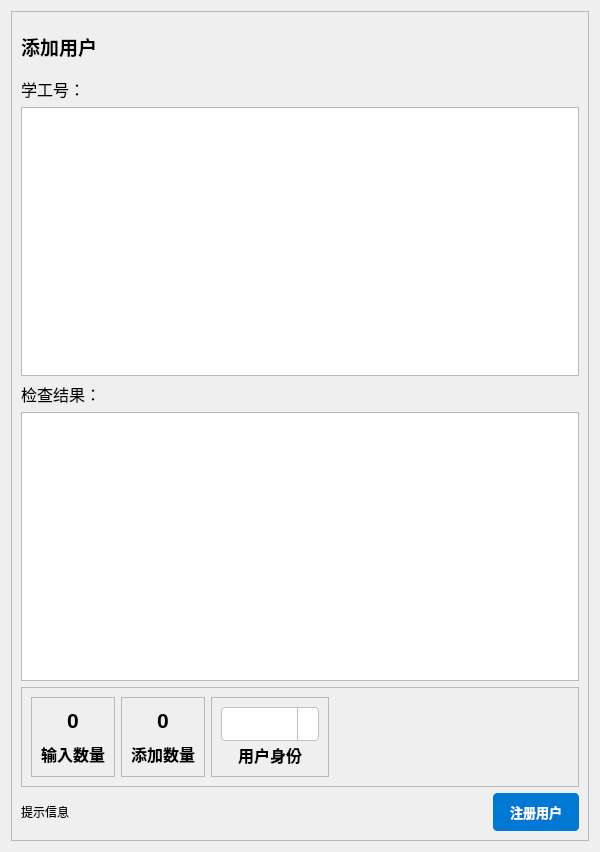
First picture: the form in view/RegisterCenter/registernewuser.ui, repository JunWang666/LabNexus, before the edit.
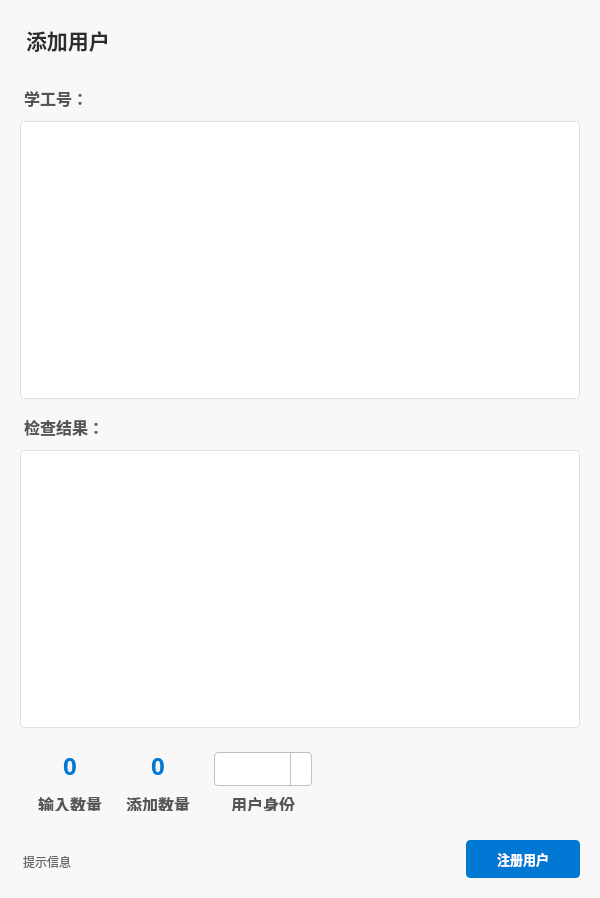
Second picture: the form after the edit. Icons and pictures are not drawn.

Commit message: [优化] 用户注册：统一密码加密处理，调整批量创建与有效性检查参数命名，完善界面样式与布局，提升交互体验

```diff
--- a/view/RegisterCenter/registernewuser.ui
+++ b/view/RegisterCenter/registernewuser.ui
@@ -7,12 +7,203 @@
                 <x>0</x>
                 <y>0</y>
                 <width>600</width>
-                <height>852</height>
+                <height>898</height>
             </rect>
         </property>
         <property name="windowTitle">
             <string>RegisterNewUser</string>
         </property>
+        <property name="styleSheet">
+            <string notr="true">
+                QWidget {
+                font-family: &quot;Segoe UI Variable&quot;, &quot;Microsoft YaHei UI&quot;, sans-serif;
+                font-size: 10pt;
+                color: #333333; /* 默认深灰色文本 */
+                background-color: #F8F8F8; /* 整体浅灰色背景，比纯白更柔和 */
+                }
+
+                /* --- 顶层框架背景色 (如果需要) --- */
+                /* 如果希望整个窗口有一个明确的背景色，可以在这里设置 */
+                QWidget#view__RegisterCenter__RegisterNewUser {
+                background-color: white; /* 整个注册界面的主背景色设为白色，突出内容 */
+                border-radius: 8px; /* 可以给主窗口一个更大的圆角 */
+                }
+                QLabel{
+                background-color: transparent;
+                }
+
+
+                QLabel#label { /* 添加用户标题 */
+                font-size: 16pt;
+                font-weight: bold;
+                color: #2D2D2D; /* 更深的标题色 */
+                margin-bottom: 10px; /* 标题下方留白 */
+                }
+
+                QLabel#label_2, QLabel#label_3, QLabel#label_4, QLabel#label_5, QLabel#label_6 {
+                font-size: 12pt;
+                font-weight: bold;
+                color: #555555; /* 次级标题颜色 */
+                margin-top: 10px; /* 标题上方留白 */
+                margin-bottom: 5px; /* 标题下方留白 */
+                }
+
+                QLabel#message { /* 提示信息 */
+                font-size: 9pt;
+                color: #666666; /* 提示信息使用更浅的颜色 */
+                margin-top: 5px;
+                }
+
+                /* 数字显示标签 (输入数量, 添加数量) */
+                QLabel#TotalNum, QLabel#TotalNum_2 {
+                font-size: 18pt; /* 比 .ui 文件中更大一些，更突出 */
+                font-weight: bold;
+                color: #0078D4; /* 使用主题色，突出数字 */
+                margin-bottom: 2px;
+                }
+
+                /* --- QLineEdit / QTextEdit / QTextBrowser 样式 --- */
+                /* 将 QTextEdit 和 QTextBrowser 视为输入/显示区域 */
+                QTextEdit, QTextBrowser {
+                border: 1px solid #E0E0E0; /* 细边框，浅灰色 */
+                border-radius: 4px;
+                padding: 6px 8px; /* 文本内边距 */
+                background-color: white;
+                color: #333333;
+                selection-background-color: #0078D4; /* 选中文字的背景色 */
+                selection-color: white; /* 选中文字的颜色 */
+                }
+
+                QTextEdit:focus, QTextBrowser:focus {
+                border-color: #0078D4; /* 聚焦时边框变蓝色 */
+                outline: none; /* 移除焦点时的虚线框 */
+                }
+
+                /* --- QComboBox 样式 (UserGroup) --- */
+                /* 你提供的 QComboBox 样式已经很完整且符合 Win11 风格，我这里稍微调整并整合 */
+                QComboBox {
+                background-color: white;
+                color: black;
+                border: 1px solid #c0c0c0; /* 细边框 */
+                border-radius: 4px;
+                padding: 4px 16px 4px 8px;
+                font-weight: 600;
+                font-size: 10pt;
+                min-height: 28px; /* 稍微增加高度，与按钮协调 */
+                }
+
+                QComboBox::drop-down {
+                subcontrol-origin: padding;
+                subcontrol-position: top right;
+                width: 25px; /* 稍微增加下拉箭头区域宽度 */
+                border-left: 1px solid #c0c0c0;
+                border-top-right-radius: 4px;
+                border-bottom-right-radius: 4px;
+                }
+
+                QComboBox::down-arrow {
+                image: url(:/SegoeFluentIcons/2f8f9357-b539-4d6f-982b-452774611c5a.png);
+                width: 14px; /* 稍微增加图标大小 */
+                height: 14px;
+                }
+
+                QComboBox:on {
+                border-color: #0078D4;
+                }
+
+                QComboBox QAbstractItemView { /* 下拉列表的样式 */
+                border: 1px solid #c0c0c0;
+                border-radius: 4px;
+                background-color: white;
+                selection-background-color: #0078D4;
+                selection-color: white;
+                outline: none;
+                padding: 4px 0; /* 整体列表的内边距 */
+                }
+
+                QComboBox QAbstractItemView::item {
+                padding: 6px 12px; /* 列表项内边距，更舒适的点击区域 */
+                }
+
+                QComboBox QAbstractItemView::item:hover {
+                background-color: #E6E6E6; /* 悬停背景色 */
+                }
+
+                /* --- QPushButton 样式 (UpdateButton) --- */
+                /* 你提供的 UpdateButton 样式非常棒，直接整合进来 */
+                QPushButton#UpdateButton {
+                background-color: #0078D4;
+                color: white;
+                border: 1px solid #0078D4;
+                border-radius: 4px;
+                padding: 8px 16px;
+                font-family: &quot;Segoe UI Variable&quot;, &quot;Microsoft YaHei UI&quot;, sans-serif;
+                font-weight: 600;
+                font-size: 10pt;
+                min-width: 80px; /* 确保按钮有最小宽度 */
+                }
+
+                QPushButton#UpdateButton:hover {
+                background-color: #1185E5;
+                border-color: #1185E5;
+                }
+
+                QPushButton#UpdateButton:pressed {
+                background-color: #006ABC;
+                border-color: #006ABC;
+                color: rgba(255, 255, 255, 0.9);
+                }
+
+                QPushButton#UpdateButton:disabled {
+                background-color: #F0F0F0;
+                color: #A3A3A3;
+                border: 1px solid #E5E5E5;
+                }
+
+
+                QFrame#frame,frame_2 {
+                background-color: transparent; /* 默认透明，由父级控件决定背景 */
+                border: none;
+                }
+
+                QFrame#frame, QFrame#frame_2, QFrame#frame_3, QFrame#frame_4, QFrame#frame_5 {
+                /* background-color: white; */ /* 可以在需要时取消注释，给每个小框架一个白色背景 */
+                border-radius: 4px;
+                /* border: 1px solid #EDEDED; */ /* 也可以添加细边框 */
+                }
+
+                /* --- QScrollBar 样式 (针对 QTextEdit/QTextBrowser 可能出现的滚动条) --- */
+                QScrollBar:vertical {
+                border: none;
+                background: #f0f0f0; /* 滚动条背景 */
+                width: 10px;
+                margin: 0px 0 0px 0; /* 减少滚动条的边距 */
+                }
+
+                QScrollBar::handle:vertical {
+                background: #cccccc; /* 滚动条手柄颜色 */
+                min-height: 20px;
+                border-radius: 5px; /* 圆角手柄 */
+                }
+
+                QScrollBar::add-line:vertical, QScrollBar::sub-line:vertical {
+                border: none;
+                background: none;
+                }
+
+                QScrollBar::add-page:vertical, QScrollBar::sub-page:vertical {
+                background: none;
+                }
+
+                QScrollBar::handle:vertical:hover {
+                background: #bbbbbb; /* 悬停时颜色变深 */
+                }
+
+                QScrollBar::handle:vertical:pressed {
+                background: #aaaaaa; /* 按下时颜色更深 */
+                }
+            </string>
+        </property>
         <layout class="QVBoxLayout" name="verticalLayout_4">
             <item>
                 <widget class="QFrame" name="frame">
@@ -33,7 +224,8 @@
                                 </property>
                                 <property name="font">
                                     <font>
-                                        <pointsize>14</pointsize>
+                                        <family>Segoe UI Variable</family>
+                                        <pointsize>16</pointsize>
                                         <bold>true</bold>
                                     </font>
                                 </property>
@@ -46,7 +238,9 @@
                             <widget class="QLabel" name="label_2">
                                 <property name="font">
                                     <font>
+                                        <family>Segoe UI Variable</family>
                                         <pointsize>12</pointsize>
+                                        <bold>true</bold>
                                     </font>
                                 </property>
                                 <property name="text">
@@ -64,11 +258,12 @@
                                         hr { height: 1px; border-width: 0; }
                                         li.unchecked::marker { content: &quot;\2610&quot;; }
                                         li.checked::marker { content: &quot;\2612&quot;; }
-                                        &lt;/style&gt;&lt;/head&gt;&lt;body style=&quot; font-family:'Microsoft YaHei
-                                        UI'; font-size:9pt; font-weight:400; font-style:normal;&quot;&gt;
+                                        &lt;/style&gt;&lt;/head&gt;&lt;body style=&quot; font-family:'Segoe UI
+                                        Variable','Microsoft YaHei UI','sans-serif'; font-size:10pt; font-weight:400;
+                                        font-style:normal;&quot;&gt;
                                         &lt;p style=&quot;-qt-paragraph-type:empty; margin-top:0px; margin-bottom:0px;
-                                        margin-left:0px; margin-right:0px; -qt-block-indent:0; text-indent:0px;&quot;&gt;&lt;br
-                                        /&gt;&lt;/p&gt;&lt;/body&gt;&lt;/html&gt;
+                                        margin-left:0px; margin-right:0px; -qt-block-indent:0; text-indent:0px;
+                                        font-family:'Microsoft YaHei UI'; font-size:9pt;&quot;&gt;&lt;br /&gt;&lt;/p&gt;&lt;/body&gt;&lt;/html&gt;
                                     </string>
                                 </property>
                             </widget>
@@ -77,7 +272,9 @@
                             <widget class="QLabel" name="label_3">
                                 <property name="font">
                                     <font>
+                                        <family>Segoe UI Variable</family>
                                         <pointsize>12</pointsize>
+                                        <bold>true</bold>
                                     </font>
                                 </property>
                                 <property name="text">
@@ -136,8 +333,8 @@
                                                             <widget class="QLabel" name="TotalNum_2">
                                                                 <property name="font">
                                                                     <font>
-                                                                        <family>Microsoft YaHei UI</family>
-                                                                        <pointsize>16</pointsize>
+                                                                        <family>Segoe UI Variable</family>
+                                                                        <pointsize>18</pointsize>
                                                                         <bold>true</bold>
                                                                     </font>
                                                                 </property>
@@ -153,7 +350,7 @@
                                                             <widget class="QLabel" name="label_5">
                                                                 <property name="font">
                                                                     <font>
-                                                                        <family>Microsoft YaHei UI</family>
+                                                                        <family>Segoe UI Variable</family>
                                                                         <pointsize>12</pointsize>
                                                                         <bold>true</bold>
                                                                     </font>
@@ -198,8 +395,8 @@
                                                             <widget class="QLabel" name="TotalNum">
                                                                 <property name="font">
                                                                     <font>
-                                                                        <family>Microsoft YaHei UI</family>
-                                                                        <pointsize>16</pointsize>
+                                                                        <family>Segoe UI Variable</family>
+                                                                        <pointsize>18</pointsize>
                                                                         <bold>true</bold>
                                                                     </font>
                                                                 </property>
@@ -215,7 +412,7 @@
                                                             <widget class="QLabel" name="label_4">
                                                                 <property name="font">
                                                                     <font>
-                                                                        <family>Microsoft YaHei UI</family>
+                                                                        <family>Segoe UI Variable</family>
                                                                         <pointsize>12</pointsize>
                                                                         <bold>true</bold>
                                                                     </font>
@@ -317,7 +514,7 @@
                                                             <widget class="QLabel" name="label_6">
                                                                 <property name="font">
                                                                     <font>
-                                                                        <family>Microsoft YaHei UI</family>
+                                                                        <family>Segoe UI Variable</family>
                                                                         <pointsize>12</pointsize>
                                                                         <bold>true</bold>
                                                                     </font>
```
The commit also changes 4 other files.
